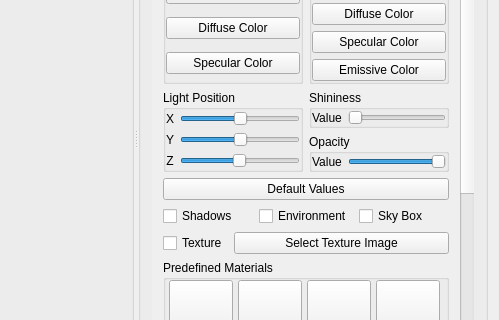
Qt form ModelViewer.ui (sharjith/ModelViewer-Qt) before a commit; both pictures show x 824 to 1323 and y 154 to 474 of the 1323 by 584 pixel window.
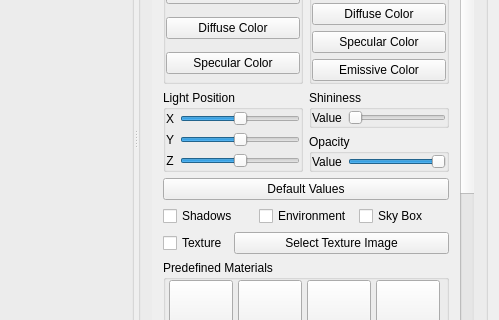
The same form after that commit. The open tabs and pages were chosen to show the change. Icons and pictures are not drawn. Custom widgets are drawn as their Qt base class.

Commit message: Changed light slider function

The edit to the form file:
```diff
--- a/ModelViewer.ui
+++ b/ModelViewer.ui
@@ -1067,8 +1067,8 @@
               <rect>
                <x>0</x>
                <y>0</y>
-               <width>315</width>
-               <height>797</height>
+               <width>312</width>
+               <height>755</height>
               </rect>
              </property>
              <property name="sizePolicy">
@@ -1352,13 +1352,13 @@
                          <item>
                           <widget class="QSlider" name="sliderLightPosZ">
                            <property name="minimum">
-                            <number>1</number>
+                            <number>-100</number>
                            </property>
                            <property name="maximum">
                             <number>100</number>
                            </property>
                            <property name="value">
-                            <number>50</number>
+                            <number>0</number>
                            </property>
                            <property name="orientation">
                             <enum>Qt::Horizontal</enum>
```
Left out of the diff: 8 changed lines with no effect on the pictures. The commit also changes 1 other file.
